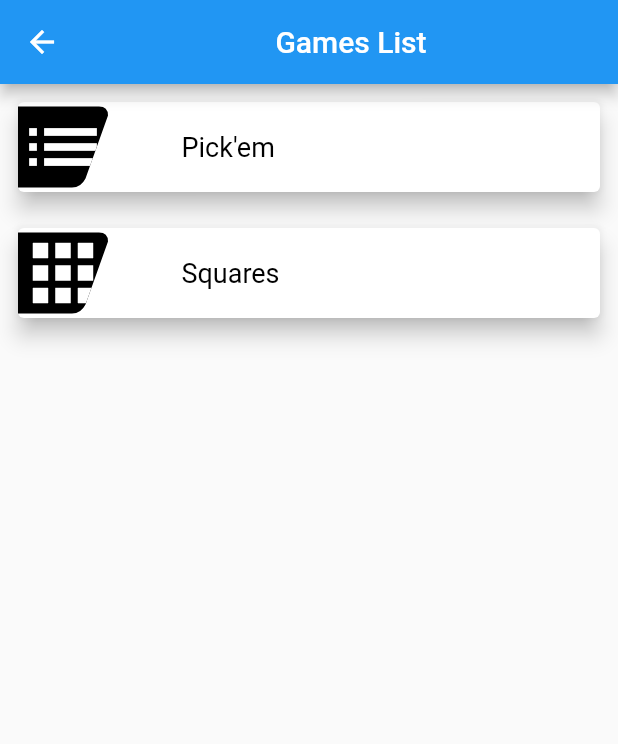
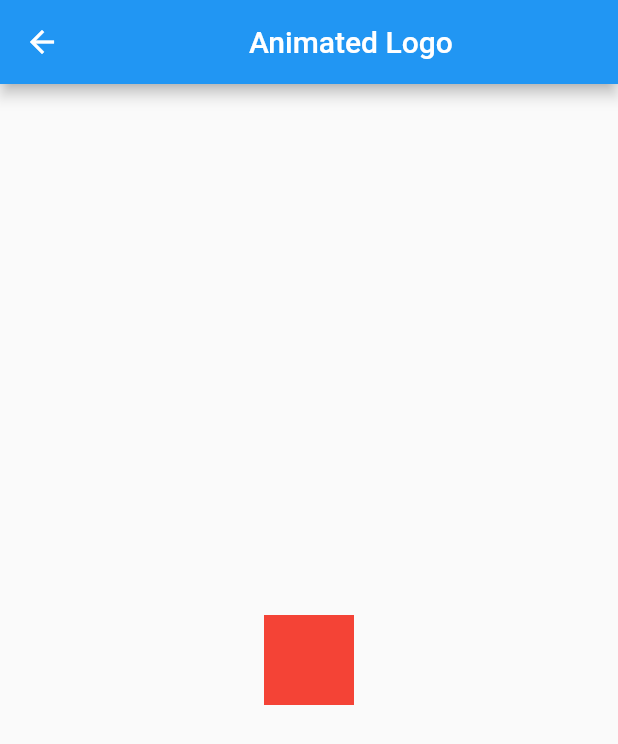
Before and after one commit to shanesblume13/shasco-sports, a Flutter app: the GamesView screen opened by its route, after a tap on an icon or button, on a phone screen of 412 x 824 dp. Shown: the top 744 px of the screen. Run offline on Flutter 3.47's test engine with Material 2 defaults, Android fonts, the phone set to English and light mode, and no system bars; drawn by our look-alikes of flutter_layout_grid; our stand-ins replace cloud_firestore, firebase_auth, firebase_core, get_it; missing offline and left inert: flutterfire_ui; accounts and stored records are empty; generated files the repository leaves out were written again.

Commit message:
Testing logo and splash screen design in logoView

```diff
--- a/lib/ui/router.dart
+++ b/lib/ui/router.dart
@@ -3,6 +3,7 @@ import 'package:pick/ui/views/add_matchup.dart';
 import 'package:pick/ui/views/add_week.dart';
 import 'package:pick/ui/views/auth_view.dart';
 import 'package:pick/ui/views/games_view.dart';
+import 'package:pick/ui/views/logo_view.dart';
 import 'package:pick/ui/views/matchup_view.dart';
 import 'package:pick/ui/views/leagues_view.dart';
 import 'package:pick/ui/views/seasons_view.dart';
@@ -19,6 +20,10 @@ class Router {
       case '/auth':
         return MaterialPageRoute(
           builder: (_) => const AuthView(),
+        );
+      case '/logo':
+        return MaterialPageRoute(
+          builder: (_) => const LogoView(),
         );
       case '/sports':
         return MaterialPageRoute(
--- /dev/null
+++ b/lib/ui/views/logo_view.dart
@@ -0,0 +1,54 @@
+import 'package:flutter/material.dart';
+
+class LogoView extends StatefulWidget {
+  const LogoView({
+    Key? key,
+  }) : super(key: key);
+
+  @override
+  State<LogoView> createState() => _LogoViewState();
+}
+
+class _LogoViewState extends State<LogoView> {
+  Color color = Colors.red;
+  int colorStep = 0;
+
+  @override
+  Widget build(BuildContext context) {
+    return Scaffold(
+      appBar: AppBar(
+        title: const Center(
+          child: Text('Animated Logo'),
+        ),
+      ),
+      body: GestureDetector(
+        onTap: () {
+          setState(() {
+            switch (colorStep) {
+              case 0:
+                color = Colors.green;
+                colorStep = 1;
+                break;
+              case 1:
+                color = Colors.blue;
+                colorStep = 2;
+                break;
+              case 2:
+                color = Colors.red;
+                colorStep = 0;
+                break;
+            }
+          });
+        },
+        child: Center(
+          child: AnimatedContainer(
+            width: 60,
+            height: 60,
+            color: color,
+            duration: const Duration(milliseconds: 500),
+          ),
+        ),
+      ),
+    );
+  }
+}
--- a/lib/ui/widgets/games/game_card.dart
+++ b/lib/ui/widgets/games/game_card.dart
@@ -1,6 +1,7 @@
 import 'package:flutter/material.dart';
 import 'package:flutter_layout_grid/flutter_layout_grid.dart';
 import 'package:pick/core/models/game.dart';
+import 'package:pick/ui/views/logo_view.dart';
 import 'package:pick/ui/widgets/games/game_card_image_clip.dart';
 import 'package:pick/ui/widgets/games/game_card_name_container.dart';
 
@@ -17,14 +18,12 @@ class GameCard extends StatelessWidget {
     return GestureDetector(
       onTap: () {
         null;
-        // Navigator.push(
-        //   context,
-        //   MaterialPageRoute(
-        //     builder: (_) => LeaguesView(
-        //       sport: sport.name,
-        //     ),
-        //   ),
-        // );
+        Navigator.push(
+          context,
+          MaterialPageRoute(
+            builder: (_) => LogoView(),
+          ),
+        );
       },
       child: Padding(
         padding: const EdgeInsets.all(8.0),
```
